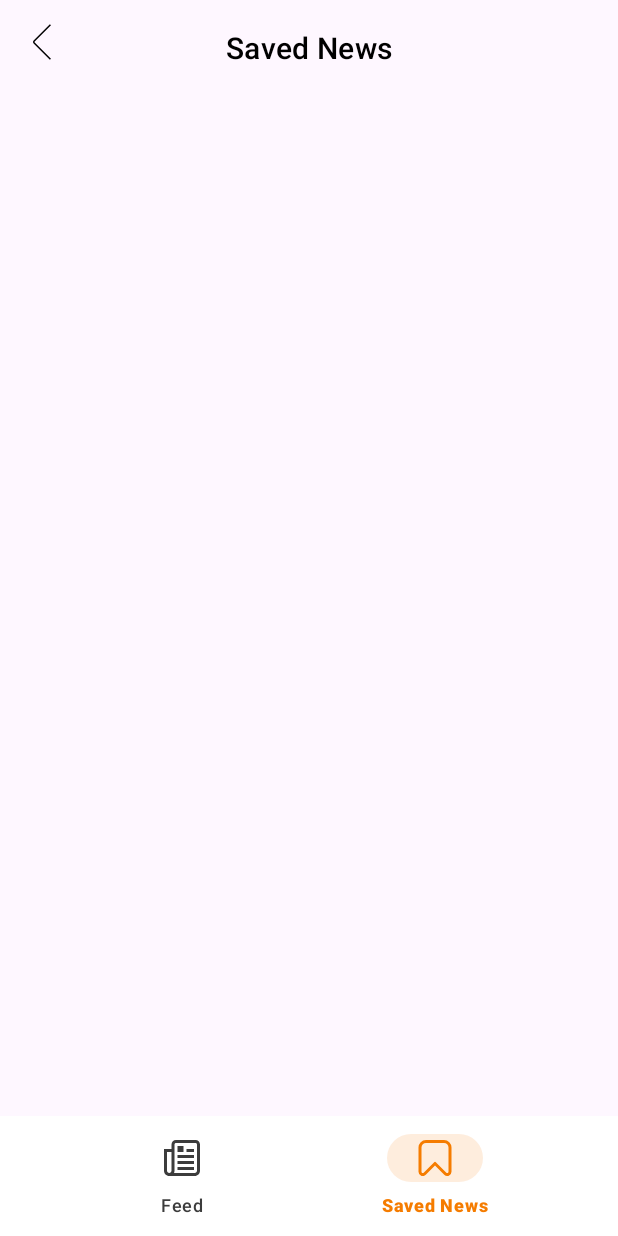
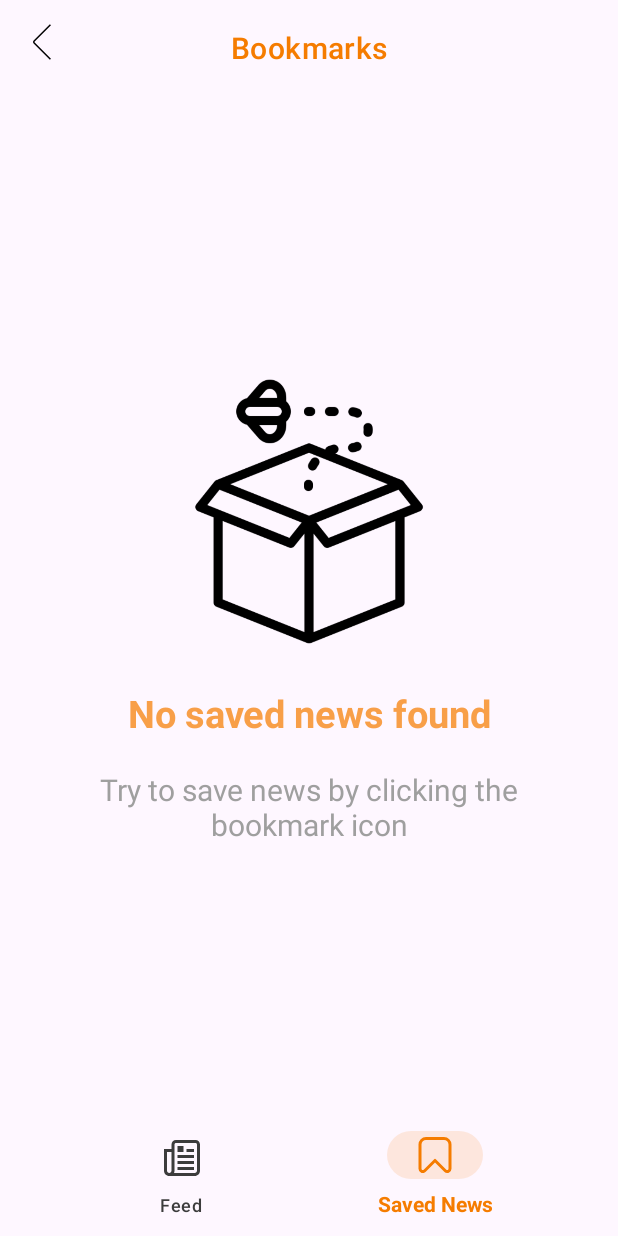
Before and after one commit to Kochipek/Clean-Architecture-MVVM-News, an Android app: the SavedNewsFragment screen opened through its navigation route, on a phone screen of 412 x 824 dp. Run offline under Robolectric (Android 15) with nearby library versions, the phone set to English and light mode, and no system bars; our stand-ins replace Dagger/Hilt's generated code, navigation-ui; libraries missing offline, so code that uses them is left out: com.faltenreich.skeletonlayout; pictures from the network do not load; 3 statements that could not run were skipped.

Commit message:
app icon and ui improvements

```diff
--- a/app/src/main/AndroidManifest.xml
+++ b/app/src/main/AndroidManifest.xml
@@ -8,9 +8,9 @@
         android:allowBackup="true"
         android:dataExtractionRules="@xml/data_extraction_rules"
         android:fullBackupContent="@xml/backup_rules"
-        android:icon="@mipmap/ic_launcher"
+        android:icon="@drawable/news_app_logo"
         android:label="@string/app_name"
-        android:roundIcon="@mipmap/ic_launcher_round"
+        android:roundIcon="@drawable/news_app_logo"
         android:supportsRtl="true"
         android:theme="@style/Theme.NewsApp"
         tools:targetApi="31">
--- a/app/src/main/java/com/kochipek/news_app/presentation/savedNews/SavedNewsFragment.kt
+++ b/app/src/main/java/com/kochipek/news_app/presentation/savedNews/SavedNewsFragment.kt
@@ -58,7 +58,7 @@ class SavedNewsFragment : Fragment(), NewsFeedAdapter.NewsItemClickListener {
             }
 
             override fun onSwiped(viewHolder: RecyclerView.ViewHolder, direction: Int) {
-                val position = viewHolder.adapterPosition
+                val position = viewHolder.bindingAdapterPosition
                 val article = savedNewsAdapter.differ.currentList[position]
                 viewModel.deleteArticle(article)
                 Snackbar.make(requireView(), "Article deleted", Snackbar.LENGTH_LONG).apply {
@@ -68,6 +68,7 @@ class SavedNewsFragment : Fragment(), NewsFeedAdapter.NewsItemClickListener {
                     show()
                 }
             }
+
         })
 
         itemTouchHelper.attachToRecyclerView(binding.savedNewsFeedRecyclerView)
@@ -76,6 +77,11 @@ class SavedNewsFragment : Fragment(), NewsFeedAdapter.NewsItemClickListener {
     private fun observeViewModel() {
         viewModel.getSavedNews().observe(viewLifecycleOwner) { articles ->
             savedNewsAdapter.differ.submitList(articles)
+            if (articles.isEmpty()) {
+                binding.emptyResultLayout.visibility = View.VISIBLE
+            } else {
+                binding.emptyResultLayout.visibility = View.GONE
+            }
         }
     }
 
--- a/app/src/main/res/drawable/globe_24.xml
+++ b/app/src/main/res/drawable/globe_24.xml
@@ -3,7 +3,7 @@
     android:height="24dp"
     android:viewportWidth="24"
     android:viewportHeight="24"
-    android:tint="@color/color_gray">
+    android:tint="#FBFBFB">
     <path
         android:fillColor="@android:color/white"
         android:pathData="M12,0A12,12,0,1,0,24,12,12.013,12.013,0,0,0,12,0Zm8.647,7H17.426a19.676,19.676,0,0,0-2.821-4.644A10.031,10.031,0,0,1,20.647,7ZM16.5,12a10.211,10.211,0,0,1-.476,3H7.976A10.211,10.211,0,0,1,7.5,12a10.211,10.211,0,0,1,.476-3h8.048A10.211,10.211,0,0,1,16.5,12ZM8.778,17h6.444A19.614,19.614,0,0,1,12,21.588,19.57,19.57,0,0,1,8.778,17Zm0-10A19.614,19.614,0,0,1,12,2.412,19.57,19.57,0,0,1,15.222,7ZM9.4,2.356A19.676,19.676,0,0,0,6.574,7H3.353A10.031,10.031,0,0,1,9.4,2.356ZM2.461,9H5.9a12.016,12.016,0,0,0-.4,3,12.016,12.016,0,0,0,.4,3H2.461a9.992,9.992,0,0,1,0-6Zm.892,8H6.574A19.676,19.676,0,0,0,9.4,21.644,10.031,10.031,0,0,1,3.353,17Zm11.252,4.644A19.676,19.676,0,0,0,17.426,17h3.221A10.031,10.031,0,0,1,14.605,21.644ZM21.539,15H18.1a12.016,12.016,0,0,0,.4-3,12.016,12.016,0,0,0-.4-3h3.437a9.992,9.992,0,0,1,0,6Z" />
--- /dev/null
+++ b/app/src/main/res/drawable/rounded_bg.xml
@@ -0,0 +1,6 @@
+<!-- rounded_bg.xml -->
+<shape xmlns:android="http://schemas.android.com/apk/res/android"
+    android:shape="rectangle">
+    <corners android:radius="16dp" />
+    <solid android:color="@android:color/white" />
+</shape>
--- a/app/src/main/res/layout/activity_main.xml
+++ b/app/src/main/res/layout/activity_main.xml
@@ -23,12 +23,15 @@
         android:layout_width="0dp"
         android:layout_height="wrap_content"
         app:itemActiveIndicatorStyle="@style/Theme.BottomNavigationView.ActiveIndicator"
+        app:itemTextAppearanceActive="@style/Theme.BottomNavigationView.ActiveIndicator"
+        app:itemTextAppearanceActiveBoldEnabled="true"
         app:itemIconTint="@color/bottom_navigation_color"
         app:itemTextColor="@color/bottom_navigation_color"
         app:layout_constraintBottom_toBottomOf="parent"
         app:layout_constraintEnd_toEndOf="parent"
         app:layout_constraintStart_toStartOf="parent"
         app:menu="@menu/bottom_menu"
-        android:background="@color/white" />
+        app:layout_constraintHeight_percent="0.1"
+        android:background="#00FFFFFF" />
 
 </androidx.constraintlayout.widget.ConstraintLayout>
--- a/app/src/main/res/layout/fragment_news_details.xml
+++ b/app/src/main/res/layout/fragment_news_details.xml
@@ -23,7 +23,7 @@
             app:navigationIcon="@drawable/angleleft_24"
             app:title="Details"
             app:titleCentered="true"
-            app:titleTextColor="@color/black" />
+            app:titleTextColor="@color/color_primary" />
 
     </com.google.android.material.appbar.AppBarLayout>
 
@@ -105,9 +105,11 @@
         android:layout_height="wrap_content"
         android:layout_margin="16dp"
         android:src="@drawable/globe_24"
+        app:fabSize="normal"
+        app:tint="@color/color_gray"
         android:contentDescription="@string/go_to_source"
         app:layout_constraintBottom_toBottomOf="parent"
         app:layout_constraintEnd_toEndOf="parent"
-        app:backgroundTint="#FFBB58" />
+        app:backgroundTint="#1E2C3F" />
 
 </androidx.constraintlayout.widget.ConstraintLayout>
--- a/app/src/main/res/layout/fragment_news_source.xml
+++ b/app/src/main/res/layout/fragment_news_source.xml
@@ -25,7 +25,7 @@
             app:navigationIcon="@drawable/angleleft_24"
             app:title="Source"
             app:titleCentered="true"
-            app:titleTextColor="@color/black" />
+            app:titleTextColor="@color/color_primary" />
 
     </com.google.android.material.appbar.AppBarLayout>
     <WebView
--- a/app/src/main/res/layout/fragment_saved_news.xml
+++ b/app/src/main/res/layout/fragment_saved_news.xml
@@ -22,12 +22,49 @@
             android:layout_height="?attr/actionBarSize"
             android:background="#006750A4"
             app:navigationIcon="@drawable/angleleft_24"
-            app:title="Saved News"
+            app:title="Bookmarks"
             app:titleCentered="true"
-            app:titleTextColor="@color/black" />
+            app:titleTextColor="@color/color_primary" />
 
     </com.google.android.material.appbar.AppBarLayout>
 
+    <LinearLayout
+        android:id="@+id/empty_result_layout"
+        android:layout_width="match_parent"
+        android:layout_height="match_parent"
+        android:orientation="vertical"
+        android:gravity="center"
+        android:visibility="gone">
+
+        <ImageView
+            android:id="@+id/empty_result_image"
+            android:layout_width="217dp"
+            android:layout_height="194dp"
+            android:src="@drawable/empty_box"
+            android:layout_gravity="center" />
+
+        <TextView
+            android:id="@+id/empty_result_text"
+            android:layout_width="match_parent"
+            android:layout_height="wrap_content"
+            android:text="No saved news found"
+            android:textSize="25sp"
+            android:textStyle="bold"
+            android:gravity="center"
+            android:textColor="#B7F57C00"
+            android:layout_marginTop="20dp" />
+
+        <TextView
+            android:id="@+id/empty_result_text2"
+            android:layout_width="match_parent"
+            android:layout_height="wrap_content"
+            android:layout_marginTop="20dp"
+            android:gravity="center"
+            android:text="Try to save news by clicking the
+             bookmark icon"
+            android:textColor="#9F9F9F"
+            android:textSize="20sp" />
+    </LinearLayout>
     <androidx.recyclerview.widget.RecyclerView
         android:id="@+id/saved_news_feed_recycler_view"
         android:layout_width="match_parent"
--- a/app/src/main/res/values/themes.xml
+++ b/app/src/main/res/values/themes.xml
@@ -1,8 +1,6 @@
 <resources xmlns:tools="http://schemas.android.com/tools">
-    <!-- Base application theme. -->
     <style name="Base.Theme.NewsApp" parent="Theme.Material3.DayNight.NoActionBar">
-        <!-- Customize your light theme here. -->
-        <!-- <item name="colorPrimary">@color/my_light_primary</item> -->
+
     </style>
 
     <style name="Theme.NewsApp" parent="Base.Theme.NewsApp" />
```
Also changed, not shown: app/src/main/res/layout/fragment_news_feed.xml (+4 -4 lines), app/src/main/res/layout/news_list_item.xml (+32 -54 lines), app/src/main/res/layout/saved_news_list_item.xml (deleted, +0 -83 lines), app/src/main/res/drawable/empty_box.png (added), app/src/main/res/drawable/news_app_logo.png (added).
